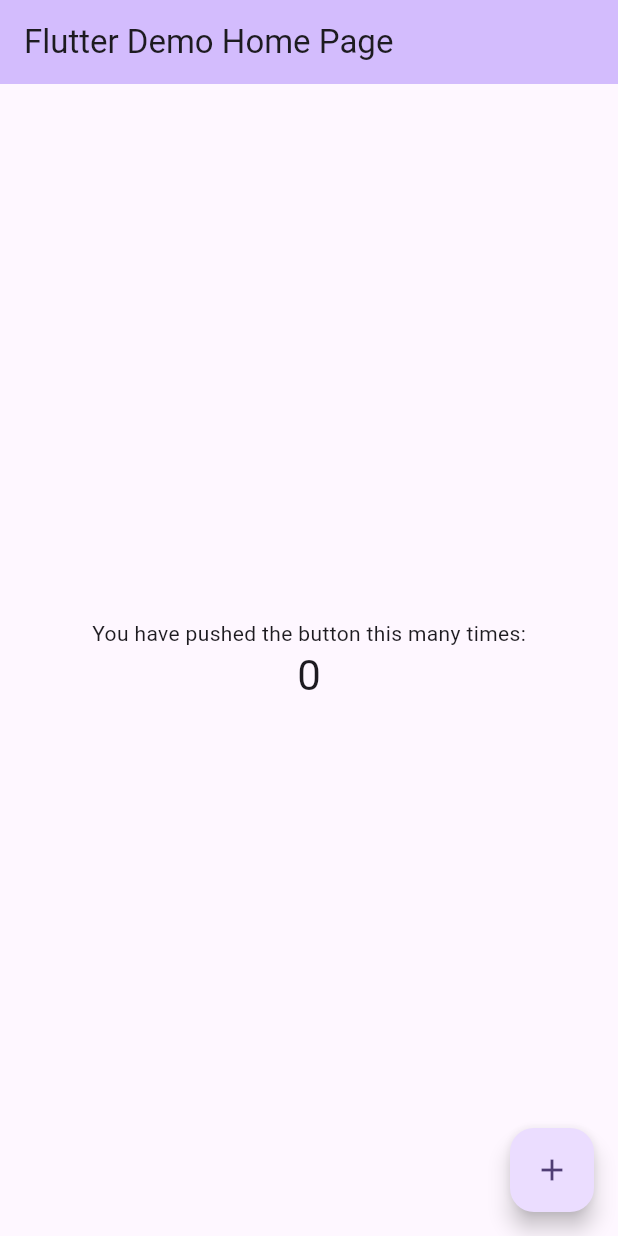
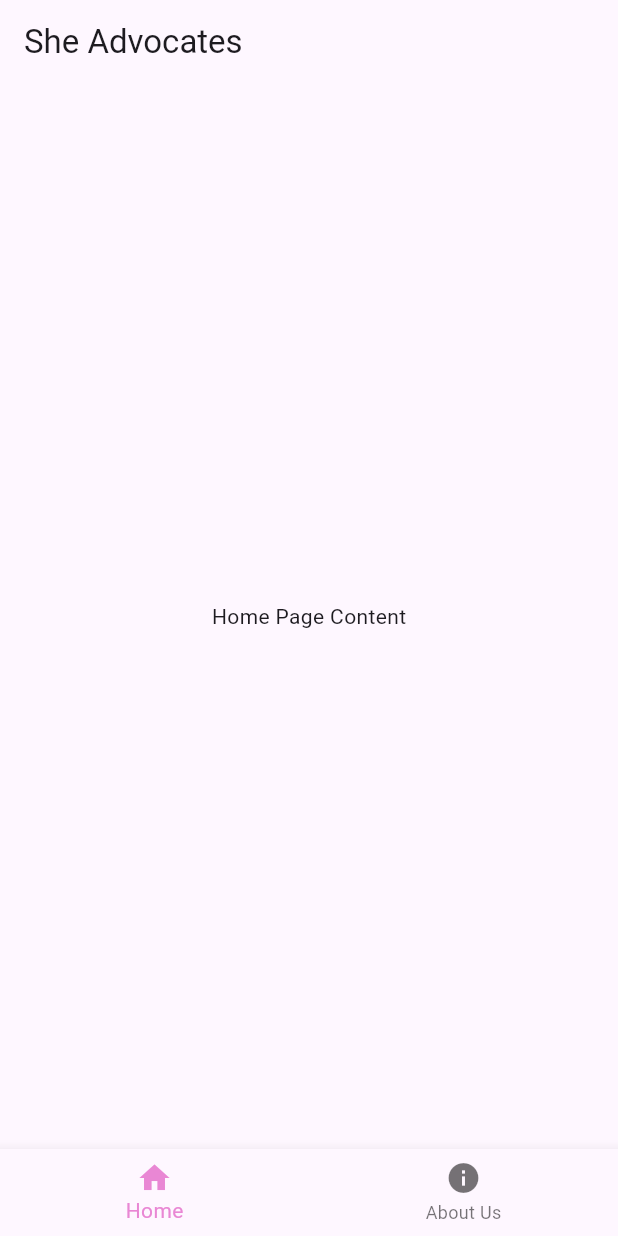
Before and after one commit to 254netsh/PLPFinalProjectG_10, a Flutter app: the screen it shows after launch, on a phone screen of 412 x 824 dp. Run offline on Flutter 3.47's test engine with Material 3 defaults, Android fonts, the phone set to English and light mode, and no system bars.

Commit message:
Creating the about us page

```diff
--- a/gbvapp/lib/main.dart
+++ b/gbvapp/lib/main.dart
@@ -1,125 +1,69 @@
+// main.dart
 import 'package:flutter/material.dart';
+import 'about_us.dart'; // Import the AboutUsPage
 
 void main() {
-  runApp(const MyApp());
+  runApp(MyApp());
 }
 
 class MyApp extends StatelessWidget {
-  const MyApp({super.key});
-
-  // This widget is the root of your application.
   @override
   Widget build(BuildContext context) {
     return MaterialApp(
-      title: 'Flutter Demo',
+      title: 'SafeHaven',
       theme: ThemeData(
-        // This is the theme of your application.
-        //
-        // TRY THIS: Try running your application with "flutter run". You'll see
-        // the application has a purple toolbar. Then, without quitting the app,
-        // try changing the seedColor in the colorScheme below to Colors.green
-        // and then invoke "hot reload" (save your changes or press the "hot
-        // reload" button in a Flutter-supported IDE, or press "r" if you used
-        // the command line to start the app).
-        //
-        // Notice that the counter didn't reset back to zero; the application
-        // state is not lost during the reload. To reset the state, use hot
-        // restart instead.
-        //
-        // This works for code too, not just values: Most code changes can be
-        // tested with just a hot reload.
-        colorScheme: ColorScheme.fromSeed(seedColor: Colors.deepPurple),
-        useMaterial3: true,
+        primarySwatch: Colors.blue,
       ),
-      home: const MyHomePage(title: 'Flutter Demo Home Page'),
+      home: MyHomePage(),
     );
   }
 }
 
 class MyHomePage extends StatefulWidget {
-  const MyHomePage({super.key, required this.title});
-
-  // This widget is the home page of your application. It is stateful, meaning
-  // that it has a State object (defined below) that contains fields that affect
-  // how it looks.
-
-  // This class is the configuration for the state. It holds the values (in this
-  // case the title) provided by the parent (in this case the App widget) and
-  // used by the build method of the State. Fields in a Widget subclass are
-  // always marked "final".
-
-  final String title;
+  const MyHomePage({super.key});
 
   @override
-  State<MyHomePage> createState() => _MyHomePageState();
+  // ignore: library_private_types_in_public_api
+  _MyHomePageState createState() => _MyHomePageState();
 }
 
 class _MyHomePageState extends State<MyHomePage> {
-  int _counter = 0;
+  int _selectedIndex = 0;
+  static final List<Widget> _widgetOptions = <Widget>[
+    const Text('Home Page Content'), // Placeholder for the Home Page
+    const AboutUsPage(), // The About Us Page
+  ];
 
-  void _incrementCounter() {
+  void _onItemTapped(int index) {
     setState(() {
-      // This call to setState tells the Flutter framework that something has
-      // changed in this State, which causes it to rerun the build method below
-      // so that the display can reflect the updated values. If we changed
-      // _counter without calling setState(), then the build method would not be
-      // called again, and so nothing would appear to happen.
-      _counter++;
+      _selectedIndex = index;
     });
   }
 
   @override
   Widget build(BuildContext context) {
-    // This method is rerun every time setState is called, for instance as done
-    // by the _incrementCounter method above.
-    //
-    // The Flutter framework has been optimized to make rerunning build methods
-    // fast, so that you can just rebuild anything that needs updating rather
-    // than having to individually change instances of widgets.
     return Scaffold(
       appBar: AppBar(
-        // TRY THIS: Try changing the color here to a specific color (to
-        // Colors.amber, perhaps?) and trigger a hot reload to see the AppBar
-        // change color while the other colors stay the same.
-        backgroundColor: Theme.of(context).colorScheme.inversePrimary,
-        // Here we take the value from the MyHomePage object that was created by
-        // the App.build method, and use it to set our appbar title.
-        title: Text(widget.title),
+        title: const Text('She Advocates'),
       ),
       body: Center(
-        // Center is a layout widget. It takes a single child and positions it
-        // in the middle of the parent.
-        child: Column(
-          // Column is also a layout widget. It takes a list of children and
-          // arranges them vertically. By default, it sizes itself to fit its
-          // children horizontally, and tries to be as tall as its parent.
-          //
-          // Column has various properties to control how it sizes itself and
-          // how it positions its children. Here we use mainAxisAlignment to
-          // center the children vertically; the main axis here is the vertical
-          // axis because Columns are vertical (the cross axis would be
-          // horizontal).
-          //
-          // TRY THIS: Invoke "debug painting" (choose the "Toggle Debug Paint"
-          // action in the IDE, or press "p" in the console), to see the
-          // wireframe for each widget.
-          mainAxisAlignment: MainAxisAlignment.center,
-          children: <Widget>[
-            const Text(
-              'You have pushed the button this many times:',
-            ),
-            Text(
-              '$_counter',
-              style: Theme.of(context).textTheme.headlineMedium,
-            ),
-          ],
-        ),
+        child: _widgetOptions.elementAt(_selectedIndex),
       ),
-      floatingActionButton: FloatingActionButton(
-        onPressed: _incrementCounter,
-        tooltip: 'Increment',
-        child: const Icon(Icons.add),
-      ), // This trailing comma makes auto-formatting nicer for build methods.
+      bottomNavigationBar: BottomNavigationBar(
+        items: const <BottomNavigationBarItem>[
+          BottomNavigationBarItem(
+            icon: Icon(Icons.home),
+            label: 'Home',
+          ),
+          BottomNavigationBarItem(
+            icon: Icon(Icons.info),
+            label: 'About Us',
+          ),
+        ],
+        currentIndex: _selectedIndex,
+        selectedItemColor: Color.fromARGB(255, 233, 135, 212),
+        onTap: _onItemTapped,
+      ),
     );
   }
 }
```
Also changed, not shown: gbvapp/lib/about_us.dart (added, +53 -0 lines), 1 other file.
